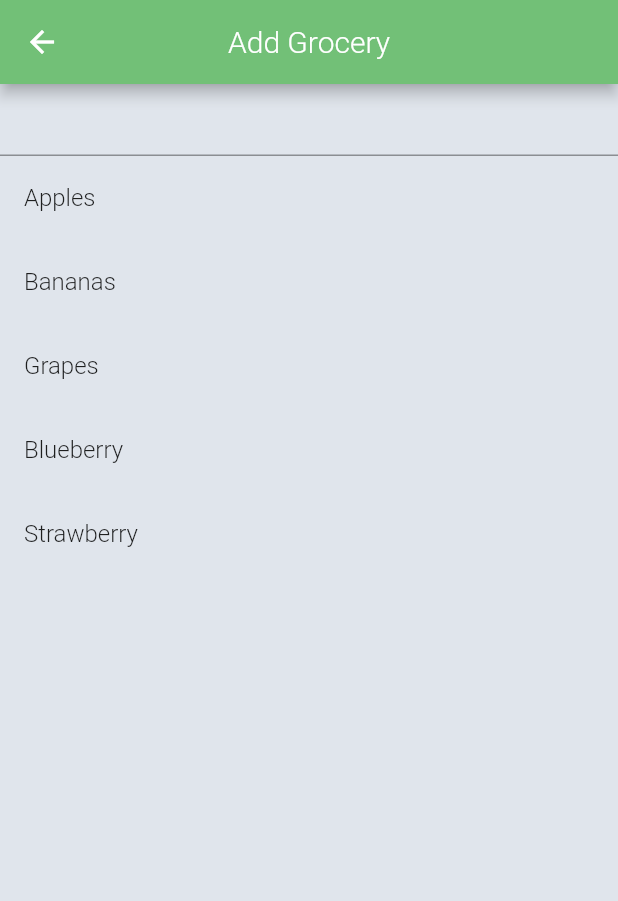
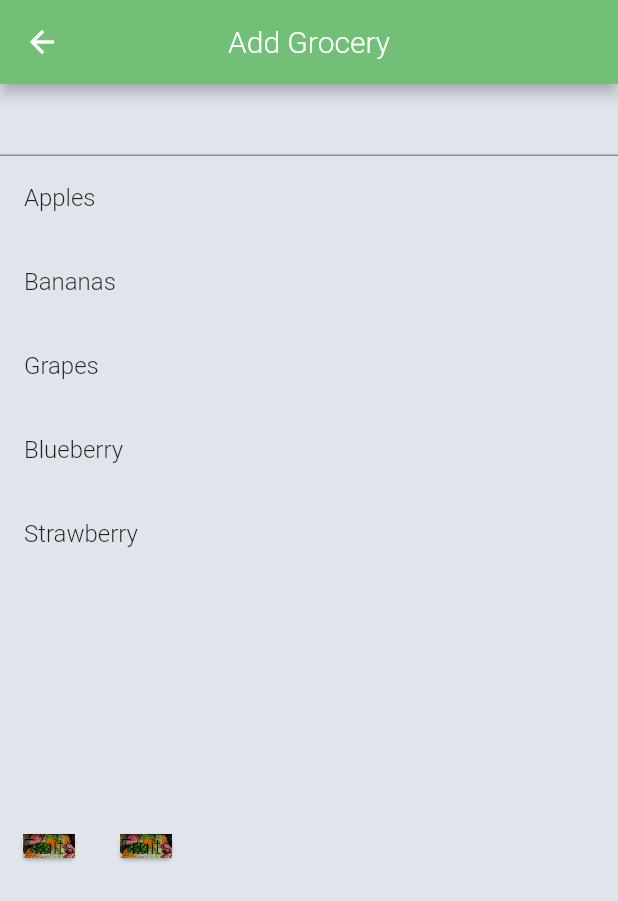
Before and after one commit to ojasvinaik13/GroPlan, a Flutter app: the AddPage screen opened directly, on a phone screen of 412 x 824 dp. Shown: the top 901 px of the screen. Run offline on Flutter 3.47's test engine with Material 2 defaults, Android fonts, the phone set to English and light mode, and no system bars.

Commit message:
Added Custom Card class for add grocery page

```diff
--- /dev/null
+++ b/groplan/lib/components/category_card.dart
@@ -0,0 +1,29 @@
+import 'package:flutter/material.dart';
+
+class CategoryCard extends StatelessWidget {
+  CategoryCard(
+      {@required this.titleText, this.onClick, @required this.imgname});
+
+  final Widget titleText;
+  final Function onClick;
+  final String imgname;
+
+  @override
+  Widget build(BuildContext context) {
+    return GestureDetector(
+      onTap: onClick,
+      child: Card(
+        child: Container(
+          decoration: BoxDecoration(
+            image: DecorationImage(
+              image: AssetImage(imgname),
+              fit: BoxFit.fitWidth,
+            ),
+          ),
+          child: titleText,
+        ),
+        margin: EdgeInsets.all(15.0),
+      ),
+    );
+  }
+}
--- a/groplan/lib/pages/add.dart
+++ b/groplan/lib/pages/add.dart
@@ -1,4 +1,5 @@
 import 'package:flutter/material.dart';
+import 'package:groplan/components/category_card.dart';
 
 class AddPage extends StatefulWidget {
   @override
@@ -104,7 +105,20 @@ class _AddPageState extends State<AddPage> {
                             title: new Text(listData.toString()),
                           );
                         },
-                      ))
+                      )),
+            Expanded(
+                child: Row(
+              children: [
+                CategoryCard(
+                  titleText: Text("Fruits"),
+                  imgname: "images/fruits.jpg",
+                ),
+                CategoryCard(
+                  titleText: Text("Fruits"),
+                  imgname: "images/fruits.jpg",
+                )
+              ],
+            ))
           ],
         ));
   }
--- a/groplan/pubspec.yaml
+++ b/groplan/pubspec.yaml
@@ -49,9 +49,8 @@ flutter:
   uses-material-design: true
 
   # To add assets to your application, add an assets section, like this:
-  # assets:
-  #   - images/a_dot_burr.jpeg
-  #   - images/a_dot_ham.jpeg
+  assets:
+    - images/
 
   # An image asset can refer to one or more resolution-specific "variants", see
   # https://flutter.dev/assets-and-images/#resolution-aware.
```
Also changed, not shown: groplan/images/fruits.jpg (added).
